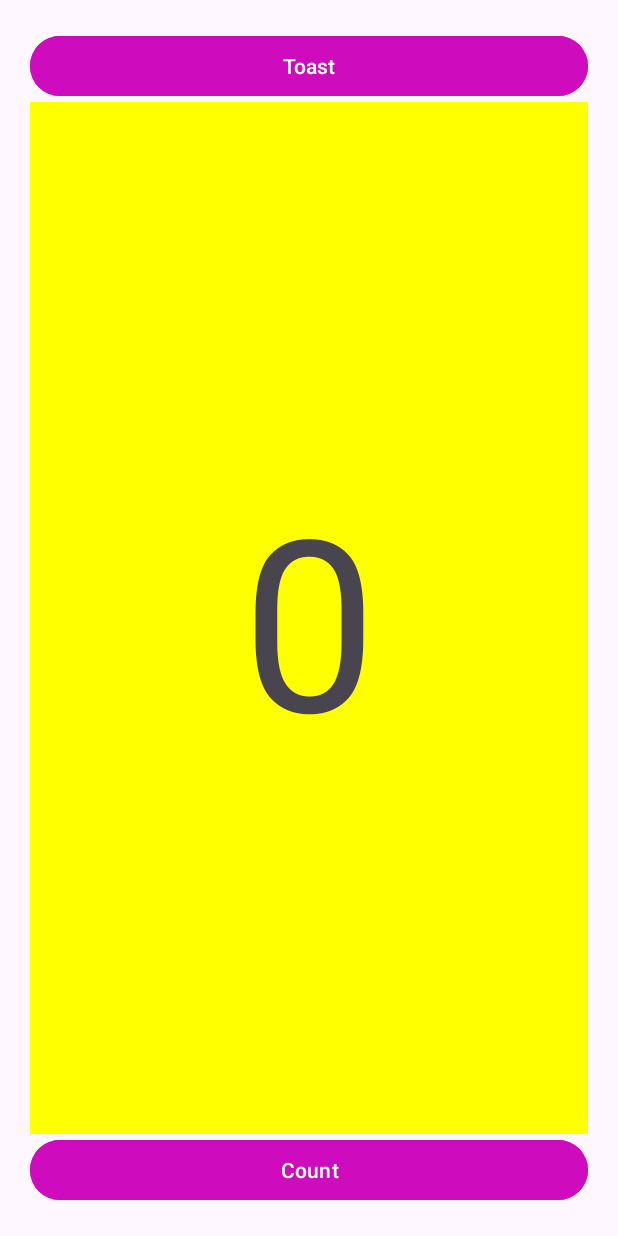
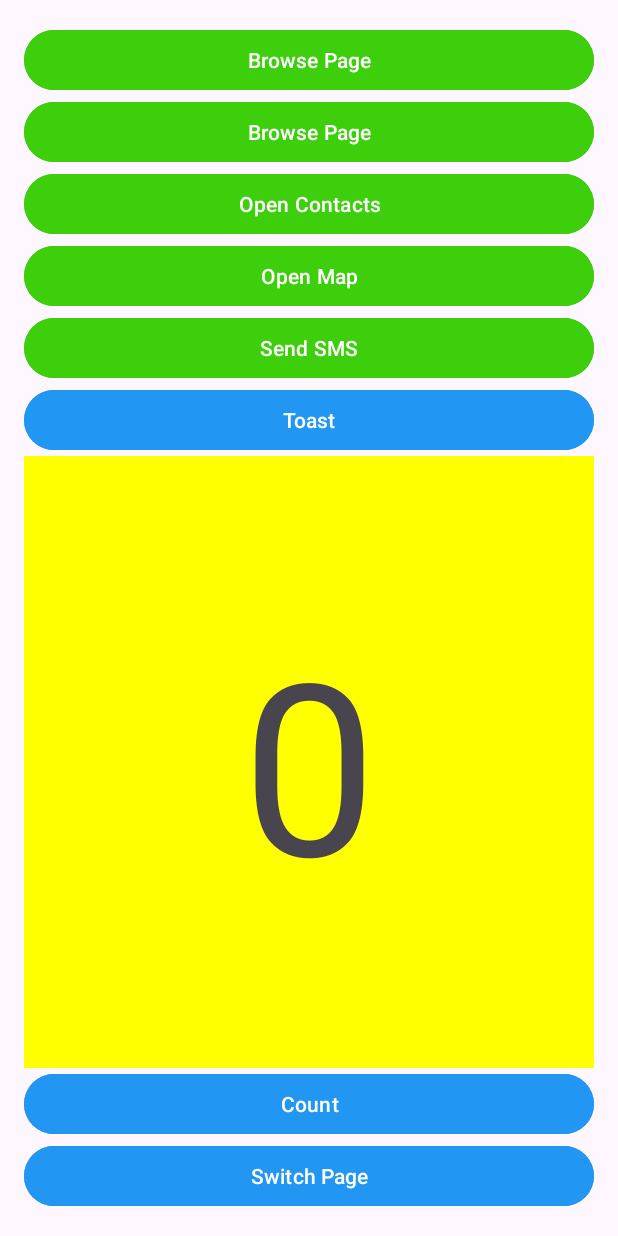
Before and after one commit to dimaswae/HelloToastApp, an Android app: the screen it shows after launch (MainActivity), on a phone screen of 412 x 824 dp. Run offline under Robolectric (Android 15) with nearby library versions, the phone set to English and light mode, and no system bars.

Commit message:
Modul 3 - intent

```diff
--- a/app/src/main/AndroidManifest.xml
+++ b/app/src/main/AndroidManifest.xml
@@ -10,10 +10,14 @@
         android:supportsRtl="true"
         android:theme="@style/Theme.HelloToastApp">
         <activity
+            android:name=".MainActivity2"
+            android:exported="false" />
+        <activity
             android:name=".MainActivity"
             android:exported="true">
             <intent-filter>
                 <action android:name="android.intent.action.MAIN" />
+
                 <category android:name="android.intent.category.LAUNCHER" />
             </intent-filter>
         </activity>
--- a/app/src/main/java/com/example/hellotoastapp/MainActivity.kt
+++ b/app/src/main/java/com/example/hellotoastapp/MainActivity.kt
@@ -1,13 +1,13 @@
 package com.example.hellotoastapp
 
+import android.content.Intent
+import android.net.Uri
 import android.os.Bundle
+import android.util.Log
 import android.widget.Button
 import android.widget.TextView
 import android.widget.Toast
-import androidx.activity.enableEdgeToEdge
 import androidx.appcompat.app.AppCompatActivity
-import androidx.core.view.ViewCompat
-import androidx.core.view.WindowInsetsCompat
 
 class MainActivity : AppCompatActivity() {
     private var mCount = 0
@@ -15,16 +15,63 @@ class MainActivity : AppCompatActivity() {
     override fun onCreate(savedInstanceState: Bundle?) {
         super.onCreate(savedInstanceState)
         setContentView(R.layout.activity_main)
+
         val mShowCount = findViewById<TextView>(R.id.show_count)
         val buttonCountUp = findViewById<Button>(R.id.button_count)
         val buttonToast = findViewById<Button>(R.id.button_toast)
+        val buttonSwitchPage = findViewById<Button>(R.id.button_switchpage)
+        val buttonBrowser = findViewById<Button>(R.id.button_browser)
+        val buttonContact = findViewById<Button>(R.id.button_contact)
+        val buttonMap = findViewById<Button>(R.id.button_map)
+        val buttonSms = findViewById<Button>(R.id.button_sms)
+
+        // COUNT BUTTON
         buttonCountUp.setOnClickListener {
             mCount++
+            Log.d("mCount", mCount.toString())
             mShowCount.text = mCount.toString()
         }
+
+        // TOAST BUTTON
         buttonToast.setOnClickListener {
             val tulisan = mShowCount.text.toString()
-            Toast.makeText(this, "Angka yang dimunculkan $tulisan", Toast.LENGTH_LONG).show()
+            Toast.makeText(this, "Angka yang dimunculkan: $tulisan", Toast.LENGTH_LONG).show()
+        }
+
+        // EXPLICIT INTENT
+        buttonSwitchPage.setOnClickListener {
+            val intent = Intent(this, MainActivity2::class.java)
+            startActivity(intent)
+        }
+
+        // IMPLICIT INTENTS
+        // 1️⃣ Buka Browser
+        buttonBrowser.setOnClickListener {
+            val intentBrowse = Intent(Intent.ACTION_VIEW)
+            intentBrowse.data = Uri.parse("https://www.google.com/")
+            startActivity(intentBrowse)
+        }
+
+        // 2️⃣ Buka Kontak
+        buttonContact.setOnClickListener {
+            val intentContact = Intent(Intent.ACTION_VIEW)
+            intentContact.data = Uri.parse("content://contacts/people/")
+            startActivity(intentContact)
+        }
+
+        // 3️⃣ Buka Lokasi di Maps
+        buttonMap.setOnClickListener {
+            val location = Uri.parse("geo:-6.914744,107.609810?q=Bandung")
+            val intentMap = Intent(Intent.ACTION_VIEW, location)
+            startActivity(intentMap)
+        }
+
+        // 4️⃣ Kirim SMS
+        buttonSms.setOnClickListener {
+            val smsIntent = Intent(Intent.ACTION_VIEW)
+            smsIntent.data = Uri.parse("sms:08123456789")
+            smsIntent.putExtra("sms_body", "Halo! Ini pesan otomatis dari HelloToastApp 😄")
+            startActivity(smsIntent)
         }
     }
 }
--- /dev/null
+++ b/app/src/main/java/com/example/hellotoastapp/MainActivity2.kt
@@ -0,0 +1,11 @@
+package com.example.hellotoastapp
+
+import android.os.Bundle
+import androidx.appcompat.app.AppCompatActivity
+
+class MainActivity2 : AppCompatActivity() {
+    override fun onCreate(savedInstanceState: Bundle?) {
+        super.onCreate(savedInstanceState)
+        setContentView(R.layout.activity_main2)
+    }
+}
--- /dev/null
+++ b/app/src/main/res/layout-land/activity_main.xml
@@ -0,0 +1,40 @@
+<?xml version="1.0" encoding="utf-8"?>
+<RelativeLayout xmlns:android="http://schemas.android.com/apk/res/android"
+    xmlns:app="http://schemas.android.com/apk/res-auto"
+    xmlns:tools="http://schemas.android.com/tools"
+    android:id="@+id/main"
+    android:layout_width="match_parent"
+    android:layout_height="match_parent"
+    android:paddingLeft="@dimen/activity_horizontal_margin"
+    android:paddingTop="@dimen/activity_vertical_margin"
+    android:paddingRight="@dimen/activity_horizontal_margin"
+    android:paddingBottom="@dimen/activity_vertical_margin"
+    tools:context=".MainActivity">
+
+    <Button
+        android:id="@+id/button_toast"
+        android:layout_width="wrap_content"
+        android:layout_height="wrap_content"
+        android:backgroundTint="#3DCE0C"
+        android:text="@string/button_label_toast" />
+
+    <TextView
+        android:id="@+id/show_count"
+        android:layout_width="match_parent"
+        android:layout_height="wrap_content"
+        android:layout_below="@+id/button_toast"
+        android:layout_marginTop="16dp"
+        android:background="#FFFF00"
+        android:gravity="center"
+        android:text="@string/count_initial_value"
+        android:textSize="160sp" />
+
+    <Button
+        android:id="@+id/button_count"
+        android:layout_width="wrap_content"
+        android:layout_height="wrap_content"
+        android:backgroundTint="#3DCE0C"
+        android:text="@string/button_label_count"
+        android:layout_marginLeft="50dp"
+        android:layout_toRightOf="@id/button_toast" />
+</RelativeLayout>
--- a/app/src/main/res/layout/activity_main.xml
+++ b/app/src/main/res/layout/activity_main.xml
@@ -1,33 +1,84 @@
 <?xml version="1.0" encoding="utf-8"?>
 <LinearLayout xmlns:android="http://schemas.android.com/apk/res/android"
+    xmlns:app="http://schemas.android.com/apk/res-auto"
     xmlns:tools="http://schemas.android.com/tools"
     android:layout_width="match_parent"
     android:layout_height="match_parent"
     android:orientation="vertical"
-    android:padding="20dp"
+    android:paddingLeft="@dimen/activity_horizontal_margin"
+    android:paddingTop="@dimen/activity_vertical_margin"
+    android:paddingRight="@dimen/activity_horizontal_margin"
+    android:paddingBottom="@dimen/activity_vertical_margin"
     tools:context=".MainActivity">
+
+    <Button
+        android:id="@+id/button_browser"
+        android:layout_width="match_parent"
+        android:layout_height="wrap_content"
+        android:backgroundTint="#3DCE0C"
+        android:text="@string/button_label_browser" />
+
+    <Button
+        android:id="@+id/button_browser"
+        android:layout_width="match_parent"
+        android:layout_height="wrap_content"
+        android:backgroundTint="#3DCE0C"
+        android:text="@string/button_label_browser" />
+
+    <Button
+        android:id="@+id/button_contact"
+        android:layout_width="match_parent"
+        android:layout_height="wrap_content"
+        android:backgroundTint="#3DCE0C"
+        android:text="@string/button_label_contact" />
+
+    <Button
+        android:id="@+id/button_map"
+        android:layout_width="match_parent"
+        android:layout_height="wrap_content"
+        android:backgroundTint="#3DCE0C"
+        android:text="@string/button_label_map" />
+
+    <Button
+        android:id="@+id/button_sms"
+        android:layout_width="match_parent"
+        android:layout_height="wrap_content"
+        android:backgroundTint="#3DCE0C"
+        android:text="@string/button_label_sms" />
+
 
     <Button
         android:id="@+id/button_toast"
         android:layout_width="match_parent"
         android:layout_height="wrap_content"
-        android:text="Toast"
-        android:backgroundTint="#CE0CBD" />
+        android:backgroundTint="@color/warnabiru"
+        android:text="@string/button_label_toast"
+        app:cornerRadius="20dp" />
 
     <TextView
         android:id="@+id/show_count"
         android:layout_width="match_parent"
         android:layout_height="wrap_content"
-        android:text="0"
-        android:textSize="160sp"
+        android:layout_weight="2"
+        android:background="#FFFF00"
         android:gravity="center"
-        android:background="#FFFF00"
-        android:layout_weight="2" />
+        android:text="@string/count_initial_value"
+        android:textSize="160sp" />
 
     <Button
         android:id="@+id/button_count"
         android:layout_width="match_parent"
         android:layout_height="wrap_content"
-        android:text="Count"
-        android:backgroundTint="#CE0CBD" />
+        android:backgroundTint="@color/warnabiru"
+        android:text="@string/button_label_count"
+        app:cornerRadius="20dp" />
+
+    <Button
+        android:id="@+id/button_switchpage"
+        android:layout_width="match_parent"
+        android:layout_height="wrap_content"
+        android:backgroundTint="@color/warnabiru"
+        android:text="@string/button_label_pindah"
+        app:cornerRadius="20dp" />
+
 </LinearLayout>
--- /dev/null
+++ b/app/src/main/res/layout/activity_main2.xml
@@ -0,0 +1,16 @@
+<?xml version="1.0" encoding="utf-8"?>
+<LinearLayout xmlns:android="http://schemas.android.com/apk/res/android"
+    android:layout_width="match_parent"
+    android:layout_height="match_parent"
+    android:orientation="vertical"
+    android:gravity="center"
+    android:padding="20dp">
+
+    <TextView
+        android:id="@+id/text_header"
+        android:layout_width="wrap_content"
+        android:layout_height="wrap_content"
+        android:text="@string/text_header"
+        android:textStyle="bold"
+        android:textSize="24sp" />
+</LinearLayout>
--- a/app/src/main/res/values/colors.xml
+++ b/app/src/main/res/values/colors.xml
@@ -1,5 +1,3 @@
-<?xml version="1.0" encoding="utf-8"?>
 <resources>
-    <color name="black">#FF000000</color>
-    <color name="white">#FFFFFFFF</color>
+    <color name="warnabiru">#2196F3</color>
 </resources>
--- /dev/null
+++ b/app/src/main/res/values/dimens.xml
@@ -0,0 +1,4 @@
+<resources>
+    <dimen name="activity_horizontal_margin">16dp</dimen>
+    <dimen name="activity_vertical_margin">16dp</dimen>
+</resources>
--- /dev/null
+++ b/app/src/main/res/values/ids.xml
@@ -0,0 +1,6 @@
+
+<resources>
+    <item name="button_contact" type="id">contact'</item>
+    <item name="button_map" type="id">map</item>
+    <item name="button_sms" type="id">sms</item>
+</resources>
--- a/app/src/main/res/values/strings.xml
+++ b/app/src/main/res/values/strings.xml
@@ -1,3 +1,12 @@
 <resources>
-    <string name="app_name">HelloToastApp</string>
+    <string name="app_name">Hello Toast</string>
+    <string name="button_label_toast">Toast</string>
+    <string name="count_initial_value">0</string>
+    <string name="button_label_count">Count</string>
+    <string name="button_label_pindah">Switch Page</string>
+    <string name="text_header">Halaman ke-2</string>
+    <string name="button_label_browser">Browse Page</string>
+    <string name="button_label_contact">Open Contacts</string>
+    <string name="button_label_map">Open Map</string>
+    <string name="button_label_sms">Send SMS</string>
 </resources>
```
